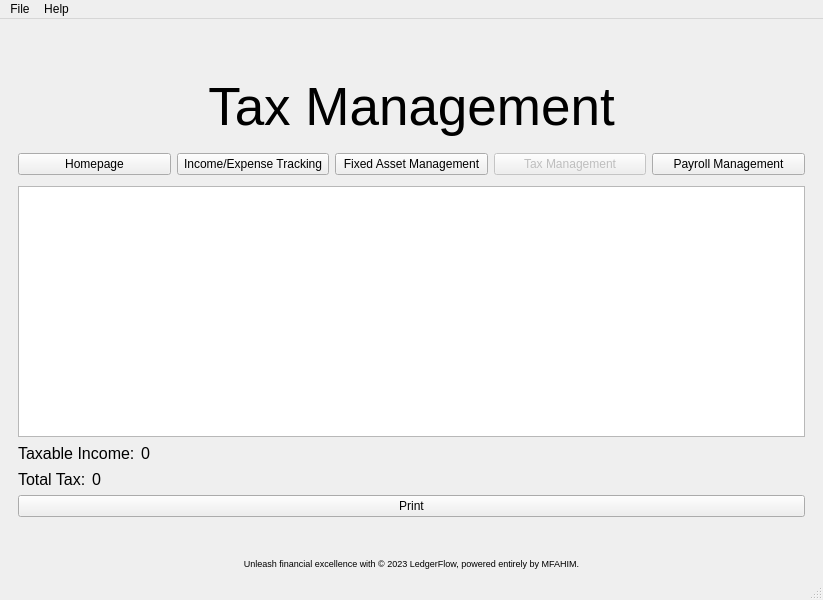
The window that LedgerFlow_UI.ui (mohammed-algh/LedgerFlow) describes before a commit, drawn with Qt 5.
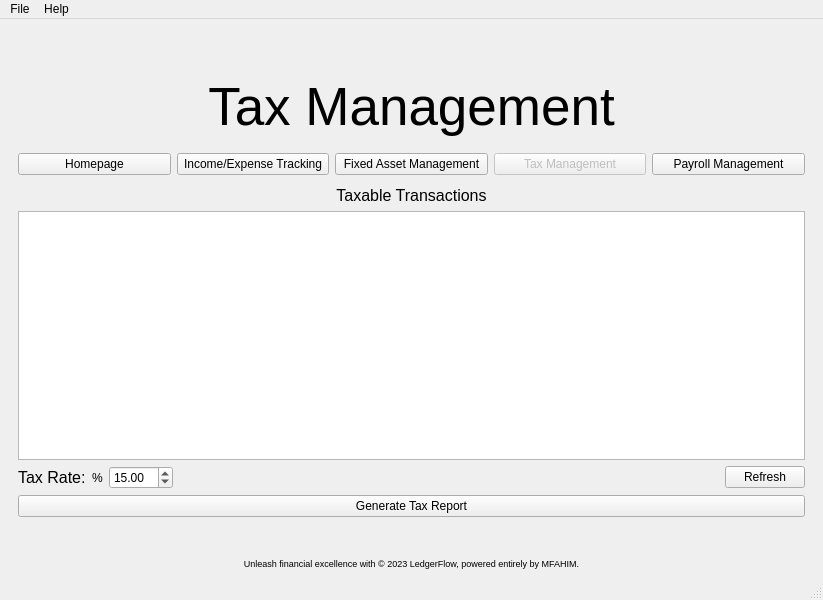
The same window after the commit. The open tabs and pages were chosen to show the change.

What changed in the file:
```diff
--- a/LedgerFlow_UI.ui
+++ b/LedgerFlow_UI.ui
@@ -1321,7 +1321,26 @@
           <item>
            <layout class="QVBoxLayout" name="verticalLayout_10">
             <item>
-             <widget class="QListView" name="Tax_List"/>
+             <widget class="QLabel" name="label_29">
+              <property name="font">
+               <font>
+                <pointsize>12</pointsize>
+               </font>
+              </property>
+              <property name="text">
+               <string>Taxable Transactions</string>
+              </property>
+              <property name="alignment">
+               <set>Qt::AlignCenter</set>
+              </property>
+             </widget>
+            </item>
+            <item>
+             <widget class="QTableView" name="Tax_List">
+              <attribute name="verticalHeaderVisible">
+               <bool>false</bool>
+              </attribute>
+             </widget>
             </item>
             <item>
              <layout class="QHBoxLayout" name="horizontalLayout_21">
@@ -1333,77 +1352,35 @@
                  </font>
                 </property>
                 <property name="text">
-                 <string>Taxable Income:</string>
+                 <string>Tax Rate:</string>
                 </property>
                 <property name="alignment">
                  <set>Qt::AlignLeading|Qt::AlignLeft|Qt::AlignVCenter</set>
                 </property>
                </widget>
               </item>
-              <item>
-               <widget class="QLabel" name="Taxable_Income_Value">
-                <property name="font">
-                 <font>
-                  <pointsize>12</pointsize>
-                 </font>
-                </property>
-                <property name="text">
-                 <string>0</string>
-                </property>
-                <property name="alignment">
-                 <set>Qt::AlignLeading|Qt::AlignLeft|Qt::AlignVCenter</set>
-                </property>
-               </widget>
-              </item>
-              <item>
-               <spacer name="horizontalSpacer">
-                <property name="orientation">
-                 <enum>Qt::Horizontal</enum>
-                </property>
-                <property name="sizeHint" stdset="0">
-                 <size>
-                  <width>40</width>
-                  <height>20</height>
-                 </size>
-                </property>
-               </spacer>
-              </item>
-             </layout>
-            </item>
-            <item>
-             <layout class="QHBoxLayout" name="horizontalLayout_22">
               <item>
                <widget class="QLabel" name="label_30">
-                <property name="font">
-                 <font>
-                  <pointsize>12</pointsize>
-                 </font>
-                </property>
                 <property name="text">
-                 <string>Total Tax:</string>
+                 <string>%</string>
                 </property>
-                <property name="alignment">
-                 <set>Qt::AlignLeading|Qt::AlignLeft|Qt::AlignVCenter</set>
-                </property>
                </widget>
               </item>
               <item>
-               <widget class="QLabel" name="Total_Tax_Value">
-                <property name="font">
-                 <font>
-                  <pointsize>12</pointsize>
-                 </font>
+               <widget class="QDoubleSpinBox" name="tax_rate">
+                <property name="accelerated">
+                 <bool>true</bool>
                 </property>
-                <property name="text">
-                 <string>0</string>
+                <property name="maximum">
+                 <double>100.000000000000000</double>
                 </property>
-                <property name="alignment">
-                 <set>Qt::AlignLeading|Qt::AlignLeft|Qt::AlignVCenter</set>
+                <property name="value">
+                 <double>15.000000000000000</double>
                 </property>
                </widget>
               </item>
               <item>
-               <spacer name="horizontalSpacer_2">
+               <spacer name="horizontalSpacer">
                 <property name="orientation">
                  <enum>Qt::Horizontal</enum>
                 </property>
@@ -1415,12 +1392,19 @@
                 </property>
                </spacer>
               </item>
+              <item>
+               <widget class="QPushButton" name="tax_refresh_Button">
+                <property name="text">
+                 <string>Refresh</string>
+                </property>
+               </widget>
+              </item>
              </layout>
             </item>
             <item>
              <widget class="QPushButton" name="print_tax_Button">
               <property name="text">
-               <string>Print</string>
+               <string>Generate Tax Report</string>
               </property>
              </widget>
             </item>
```
Left out of the diff: 5 changed lines with no effect on the pictures.
